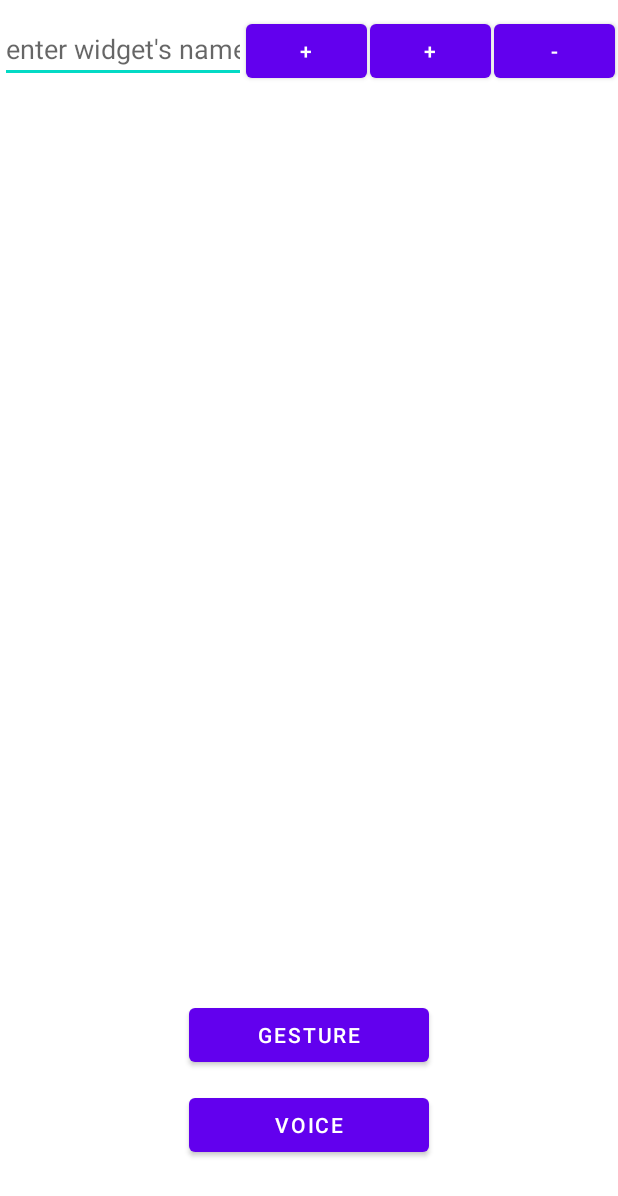
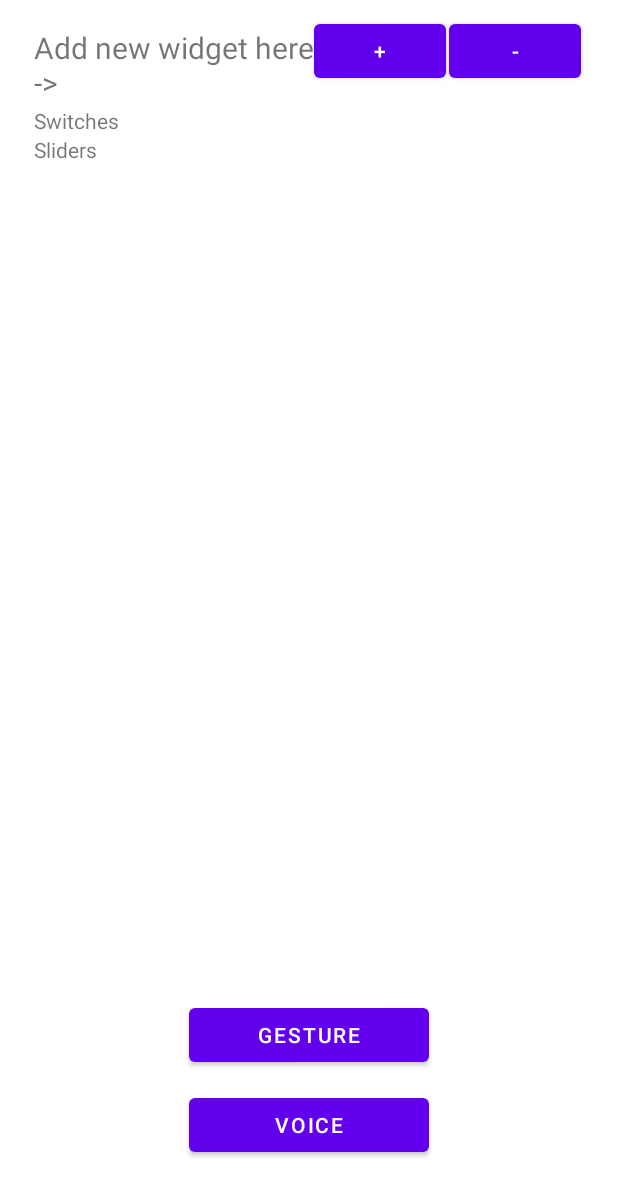
Before and after one commit to Truong-Giangg/SmartHRT, an Android app: the MainMenu screen opened directly, with no data from a screen before it, on a phone screen of 412 x 824 dp. Shown: the top 1196 px of the screen. Run offline under Robolectric (Android 15) with nearby library versions, the phone set to English and light mode, and no system bars; our stand-ins replace Firebase (no records; nobody signed in at launch, a user with empty details on screens opened directly); Roboto replaces fonts that are not available here.

Commit message:
MainMenu upgrade

```diff
--- a/app/src/main/AndroidManifest.xml
+++ b/app/src/main/AndroidManifest.xml
@@ -32,6 +32,12 @@
             android:name=".handGesture"
             android:exported="true" />
         <activity
+            android:name=".addWidget"
+            android:exported="true" />
+        <activity
+            android:name=".removeWidget"
+            android:exported="true" />
+        <activity
             android:name=".MainActivity"
             android:exported="true">
             <intent-filter>
--- a/app/src/main/java/com/first_java_app/smarthrt/MainActivity.java
+++ b/app/src/main/java/com/first_java_app/smarthrt/MainActivity.java
@@ -15,7 +15,7 @@ import android.widget.TextView;
 
 public class MainActivity extends AppCompatActivity {
     private static int SPLASH_SCREEN=5000;
-    public static String user_username_gadget; //variable for handGesture class
+    public static String user_username_gadget, widgetid; //variable for handGesture class
 
     Animation topAnim, bottomAnim;
     ImageView image;
--- a/app/src/main/res/layout/activity_main_menu.xml
+++ b/app/src/main/res/layout/activity_main_menu.xml
@@ -17,31 +17,24 @@
             android:layout_centerHorizontal="true"
             android:layout_alignParentTop="true"
             android:layout_marginTop="10dp"
-            android:weightSum="4" >
-
-            <EditText
+            android:weightSum="3" >
+            <TextView
                 android:id="@+id/widgetName"
                 android:layout_width="wrap_content"
                 android:layout_height="wrap_content"
                 android:layout_centerHorizontal="true"
                 android:ems="8"
                 android:layout_weight="1"
-                android:inputType="textPersonName"
-                android:hint="enter widget's name" />
-            <Button
-                android:id="@+id/addWidgetSlider"
-                android:layout_width="0dp"
-                android:layout_height="wrap_content"
-                android:layout_weight="1"
-                android:layout_marginRight="2dp"
-                android:layout_centerHorizontal="true"
-                android:text="+" />
+                android:text="Add new widget here ->"
+                android:textSize="20dp"
+                />
             <Button
                 android:id="@+id/addWidgetBtn"
                 android:layout_width="0dp"
                 android:layout_height="wrap_content"
                 android:layout_weight="1"
                 android:layout_marginRight="2dp"
+                android:onClick="gotoaddWidget"
                 android:layout_centerHorizontal="true"
                 android:text="+" />
             <Button
@@ -50,9 +43,9 @@
                 android:layout_height="wrap_content"
                 android:layout_weight="1"
                 android:layout_marginRight="2dp"
+                android:onClick="gotoremoveWidget"
                 android:layout_centerHorizontal="true"
                 android:text="-" />
-
         </LinearLayout>
         <LinearLayout
             android:layout_width="match_parent"
@@ -61,7 +54,6 @@
             android:layout_alignParentTop="true"
             android:layout_marginTop="10dp"
             android:orientation="vertical">
-
             <ScrollView
                 android:layout_width="match_parent"
                 android:layout_height="wrap_content"
@@ -73,15 +65,43 @@
                     android:layout_height="wrap_content"
                     android:layout_gravity="center"
                     android:orientation="vertical"
-                    android:id="@+id/layout">
+                    android:id="@+id/layoutswitch">
+                    <TextView
+                        android:id="@+id/textswitch"
+                        android:layout_width="wrap_content"
+                        android:layout_height="wrap_content"
+                        android:layout_centerHorizontal="true"
+                        android:gravity="center"
+                        android:layout_weight="1"
+                        android:text="Switches"
+                        />
+                </LinearLayout>
+            </ScrollView>
+            <ScrollView
+                android:layout_width="match_parent"
+                android:layout_height="wrap_content"
+                android:layout_below="@+id/addWidget"
+                android:layout_gravity="center"
+                android:layout_centerHorizontal="true">
+                <LinearLayout
+                    android:layout_width="match_parent"
+                    android:layout_height="wrap_content"
+                    android:layout_gravity="center"
+                    android:orientation="vertical"
+                    android:id="@+id/layoutseekbar">
+                    <TextView
+                        android:id="@+id/textseekbar"
+                        android:layout_width="wrap_content"
+                        android:layout_height="wrap_content"
+                        android:layout_centerHorizontal="true"
+                        android:gravity="center"
+                        android:layout_weight="1"
+                        android:text="Sliders"
+                        />
                 </LinearLayout>
             </ScrollView>
         </LinearLayout>
     </LinearLayout>
-
-
-
-
     <Button
         android:id="@+id/gestureBtn"
         android:layout_width="wrap_content"
@@ -102,5 +122,4 @@
         android:ems="10"
         android:layout_marginBottom="50dip"
         android:text="Voice" />
-
 </RelativeLayout>
```
Also changed, not shown: app/src/main/java/com/first_java_app/smarthrt/MainMenu.java (+42 -79 lines), app/src/main/java/com/first_java_app/smarthrt/addWidget.java (added, +74 -0 lines), app/src/main/java/com/first_java_app/smarthrt/removeWidget.java (added, +98 -0 lines), app/src/main/res/layout/activity_addwidget.xml (added, +91 -0 lines), app/src/main/res/layout/activity_removewidget.xml (added, +50 -0 lines).
